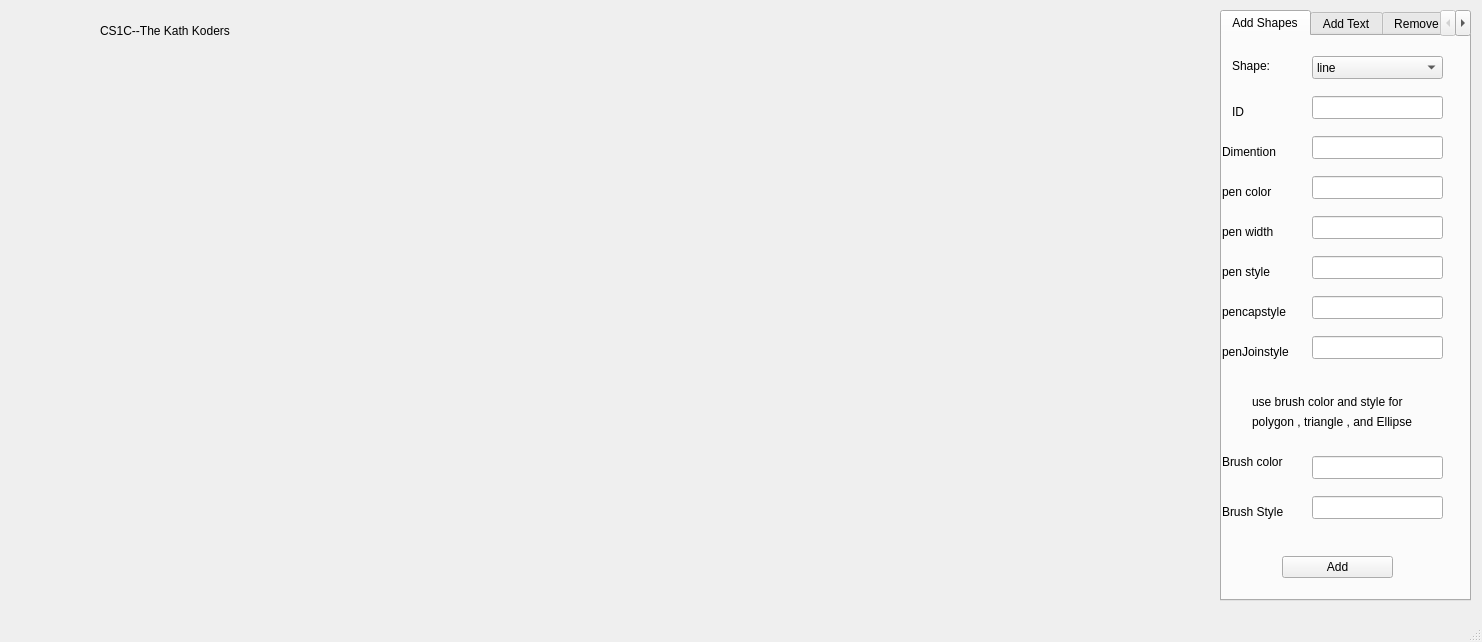
Above: mainwindow.ui from mark24680617/CS1C-2DGraph before the change. Below: the same form after it.
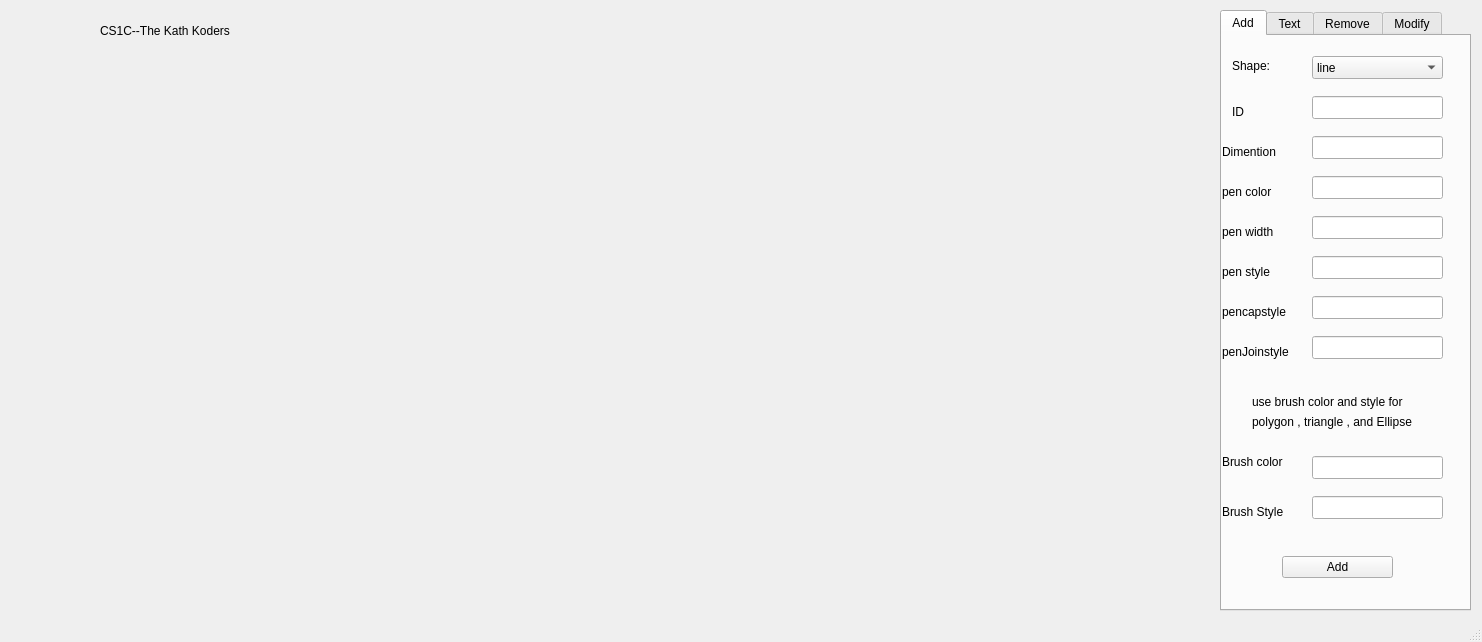
That is the form after the change. Icons and pictures are not drawn.

Commit message: switch from hide to not accessible for admin only page

Diff of the .ui file:
```diff
--- a/mainwindow.ui
+++ b/mainwindow.ui
@@ -114,7 +114,7 @@
       <x>1220</x>
       <y>10</y>
       <width>251</width>
-      <height>591</height>
+      <height>601</height>
      </rect>
     </property>
     <property name="styleSheet">
@@ -126,7 +126,7 @@
     </property>
     <widget class="QWidget" name="Add">
      <attribute name="title">
-      <string>Add Shapes</string>
+      <string>Add</string>
      </attribute>
      <widget class="QComboBox" name="comboBox">
       <property name="geometry">
@@ -435,7 +435,7 @@
     </widget>
     <widget class="QWidget" name="text_only">
      <attribute name="title">
-      <string>Add Text</string>
+      <string>Text</string>
      </attribute>
      <widget class="QLabel" name="label_15">
       <property name="geometry">
@@ -701,7 +701,7 @@
     </widget>
     <widget class="QWidget" name="tab">
      <attribute name="title">
-      <string>Page</string>
+      <string>Modify</string>
      </attribute>
      <widget class="QPushButton" name="pushButton_6">
       <property name="geometry">
```
Left out of the diff: 15 changed lines with no effect on the pictures. The commit also changes 1 other file.
